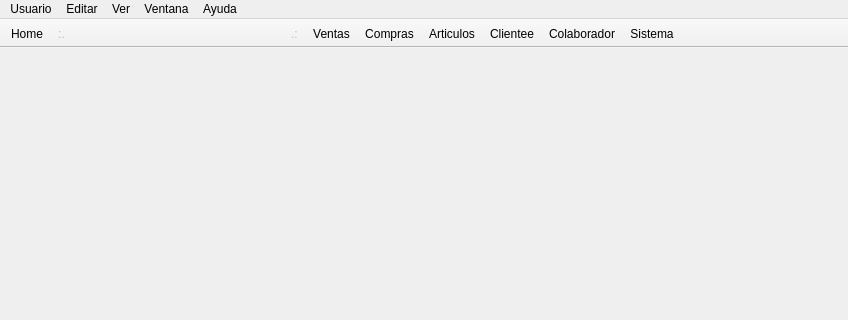
janfranco27/TheProyect, file ManagerM/ui_main.ui: the form before one commit; both pictures show x 0 to 848 and y 0 to 320 of the 848 by 671 pixel window.
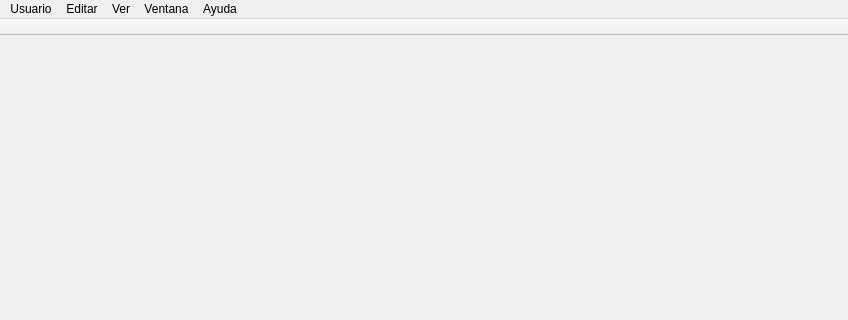
The form after the commit. Icons and pictures are not drawn.

Patch:
```diff
--- a/ManagerM/ui_main.ui
+++ b/ManagerM/ui_main.ui
@@ -119,14 +119,6 @@
    <attribute name="toolBarBreak">
     <bool>false</bool>
    </attribute>
-   <addaction name="actionHome"/>
-   <addaction name="actionSapace"/>
-   <addaction name="actionVentas"/>
-   <addaction name="actionCompras"/>
-   <addaction name="actionArticulos"/>
-   <addaction name="actionCliente"/>
-   <addaction name="actionColaborador"/>
-   <addaction name="actionSistema"/>
   </widget>
   <action name="actionAcerca_de_ManagerM">
    <property name="text">
```
